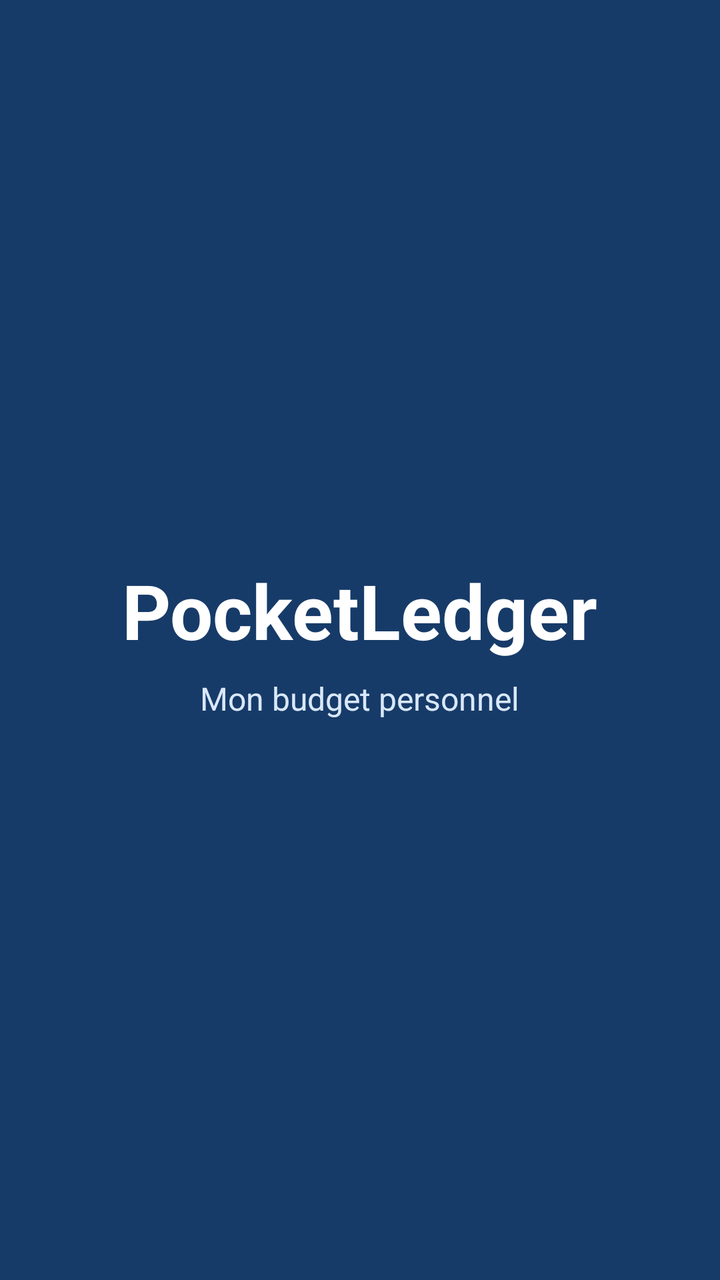
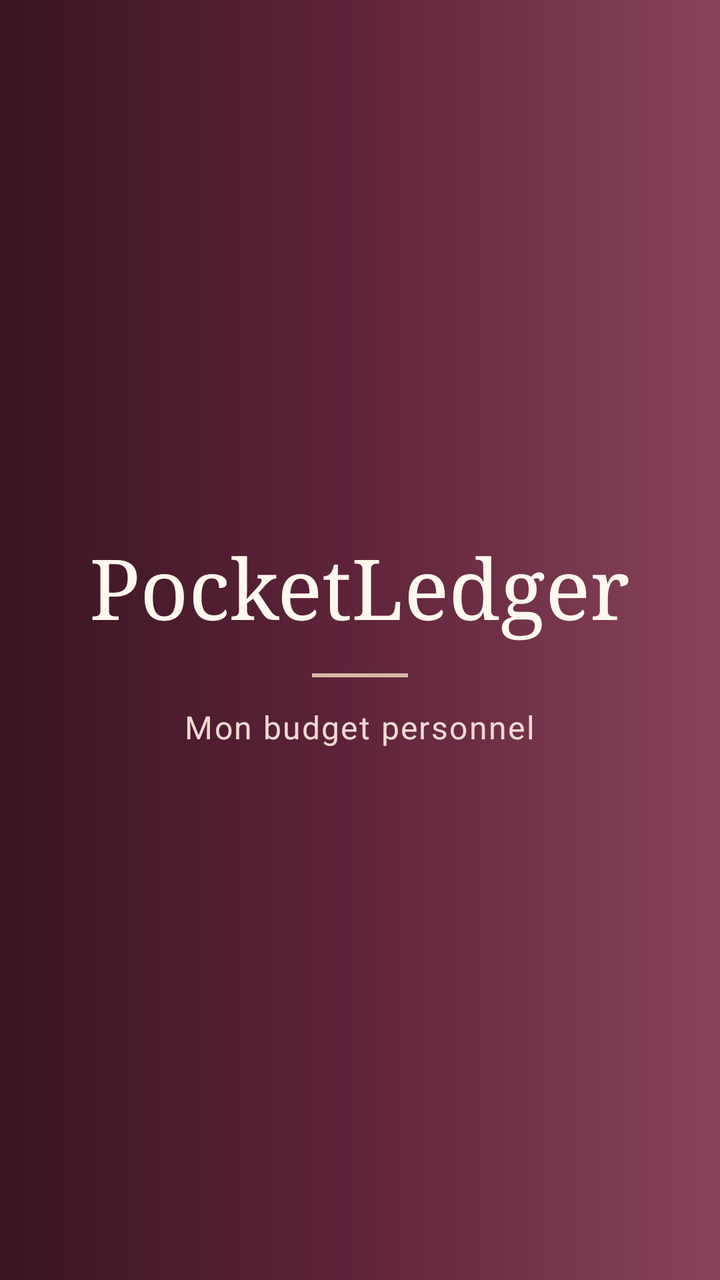

The first picture is an Android layout as it rendered before a commit; the second is the same layout after the commit. The layout source and the unified diff follow.
<!-- AndroidManifest.xml: application theme Theme.Projet_Mobile_Gestion_budget_personnel -->
<!-- res/layout/activity_main.xml -->
<?xml version="1.0" encoding="utf-8"?>
<LinearLayout xmlns:android="http://schemas.android.com/apk/res/android"
    android:layout_width="match_parent"
    android:layout_height="match_parent"
    android:orientation="vertical"
    android:gravity="center"
    android:padding="24dp"
    android:background="#173B68">

    <TextView
        android:layout_width="wrap_content"
        android:layout_height="wrap_content"
        android:text="PocketLedger"
        android:textColor="#FFFFFF"
        android:textSize="38sp"
        android:textStyle="bold" />

    <TextView
        android:layout_width="wrap_content"
        android:layout_height="wrap_content"
        android:layout_marginTop="8dp"
        android:text="Mon budget personnel"
        android:textColor="#D9E8FA"
        android:textSize="16sp" />

</LinearLayout>
<!-- resources referenced by this layout -->
<resources>
  <style name="Theme.Projet_Mobile_Gestion_budget_personnel" parent="Base.Theme.Projet_Mobile_Gestion_budget_personnel" />
  <style name="Base.Theme.Projet_Mobile_Gestion_budget_personnel" parent="Theme.Material3.DayNight.NoActionBar">
          
          
      </style>
</resources>

<!-- the commit's change to res/layout/activity_main.xml (unified diff, before → after) -->
@@ -5,22 +5,32 @@
     android:orientation="vertical"
     android:gravity="center"
     android:padding="24dp"
-    android:background="#173B68">
+    android:background="@drawable/bg_login_header">
 
     <TextView
         android:layout_width="wrap_content"
         android:layout_height="wrap_content"
+        android:fontFamily="serif"
+        android:gravity="center"
         android:text="PocketLedger"
-        android:textColor="#FFFFFF"
-        android:textSize="38sp"
-        android:textStyle="bold" />
+        android:textColor="#FFF8EE"
+        android:textSize="42sp" />
+
+    <View
+        android:layout_width="48dp"
+        android:layout_height="2dp"
+        android:layout_marginTop="16dp"
+        android:background="#D8B6A4"
+        android:importantForAccessibility="no" />
 
     <TextView
         android:layout_width="wrap_content"
         android:layout_height="wrap_content"
-        android:layout_marginTop="8dp"
+        android:layout_marginTop="14dp"
+        android:gravity="center"
+        android:letterSpacing="0.05"
         android:text="Mon budget personnel"
-        android:textColor="#D9E8FA"
+        android:textColor="#F1DAD2"
         android:textSize="16sp" />
 
 </LinearLayout>
<!-- resource entries referenced after the edit -->
@@ -1,5 +1,17 @@
 <!-- resources referenced by this layout -->
 <resources>
+  <!-- drawable bg_login_header (drawable) -->
+  <?xml version="1.0" encoding="utf-8"?>
+  <shape xmlns:android="http://schemas.android.com/apk/res/android"
+      android:shape="rectangle">
+  
+      <gradient
+          android:angle="0"
+          android:startColor="#381521"
+          android:centerColor="#60243B"
+          android:endColor="#88445A" />
+  
+  </shape>
   <style name="Theme.Projet_Mobile_Gestion_budget_personnel" parent="Base.Theme.Projet_Mobile_Gestion_budget_personnel" />
   <style name="Base.Theme.Projet_Mobile_Gestion_budget_personnel" parent="Theme.Material3.DayNight.NoActionBar">
           
